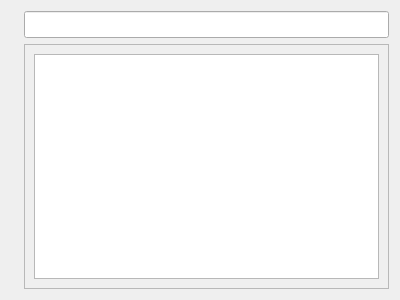
Above: cepisodedetails.ui from birkeh/qtMultimediaDB before the change. Below: the same form after it.
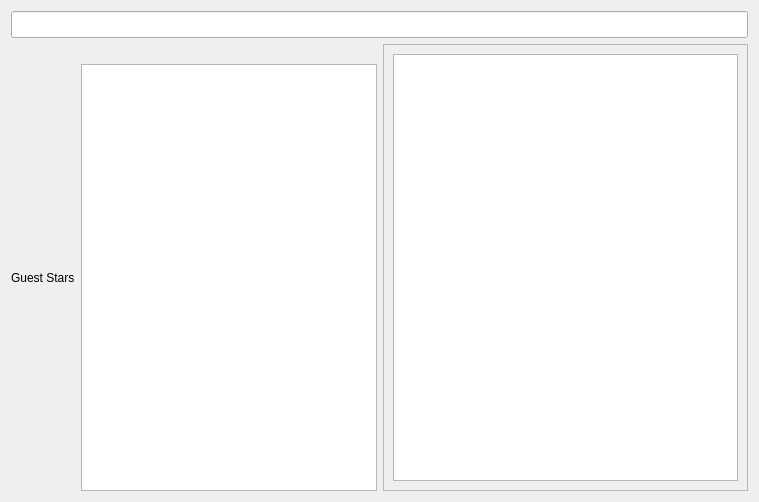
That is the form after the change. Custom widgets are drawn as their Qt base class.

The edit to the form file:
```diff
--- a/cepisodedetails.ui
+++ b/cepisodedetails.ui
@@ -6,8 +6,8 @@
    <rect>
     <x>0</x>
     <y>0</y>
-    <width>400</width>
-    <height>300</height>
+    <width>759</width>
+    <height>502</height>
    </rect>
   </property>
   <property name="windowTitle">
@@ -15,29 +15,67 @@
   </property>
   <layout class="QGridLayout" name="gridLayout">
    <item row="0" column="0">
-    <layout class="QHBoxLayout" name="horizontalLayout">
+    <layout class="QVBoxLayout" name="verticalLayout_2">
      <item>
-      <widget class="QLabel" name="m_lpEpisodeThumb">
-       <property name="text">
-        <string/>
+      <widget class="QLineEdit" name="m_lpEpisodeTitle">
+       <property name="font">
+        <font>
+         <pointsize>12</pointsize>
+         <weight>75</weight>
+         <bold>true</bold>
+        </font>
+       </property>
+       <property name="readOnly">
+        <bool>true</bool>
        </property>
       </widget>
      </item>
      <item>
-      <layout class="QVBoxLayout" name="verticalLayout">
+      <layout class="QHBoxLayout" name="horizontalLayout_2">
        <item>
-        <widget class="QLineEdit" name="m_lpEpisodeTitle">
-         <property name="font">
-          <font>
-           <pointsize>12</pointsize>
-           <weight>75</weight>
-           <bold>true</bold>
-          </font>
-         </property>
-         <property name="readOnly">
-          <bool>true</bool>
-         </property>
-        </widget>
+        <layout class="QVBoxLayout" name="verticalLayout">
+         <item>
+          <widget class="QLabel" name="m_lpEpisodeThumb">
+           <property name="text">
+            <string/>
+           </property>
+           <property name="alignment">
+            <set>Qt::AlignCenter</set>
+           </property>
+          </widget>
+         </item>
+         <item>
+          <layout class="QHBoxLayout" name="horizontalLayout">
+           <item>
+            <widget class="cVerticalLabel" name="label_2">
+             <property name="text">
+              <string>Guest Stars</string>
+             </property>
+            </widget>
+           </item>
+           <item>
+            <widget class="QTreeWidget" name="m_lpDetailsActors">
+             <property name="columnCount">
+              <number>2</number>
+             </property>
+             <attribute name="headerVisible">
+              <bool>false</bool>
+             </attribute>
+             <column>
+              <property name="text">
+               <string notr="true">1</string>
+              </property>
+             </column>
+             <column>
+              <property name="text">
+               <string notr="true">2</string>
+              </property>
+             </column>
+            </widget>
+           </item>
+          </layout>
+         </item>
+        </layout>
        </item>
        <item>
         <widget class="QScrollArea" name="m_lpScrollArea">
@@ -49,8 +87,8 @@
            <rect>
             <x>0</x>
             <y>0</y>
-            <width>365</width>
-            <height>245</height>
+            <width>363</width>
+            <height>447</height>
            </rect>
           </property>
           <layout class="QGridLayout" name="gridLayout_2">
@@ -71,6 +109,13 @@
    </item>
   </layout>
  </widget>
+ <customwidgets>
+  <customwidget>
+   <class>cVerticalLabel</class>
+   <extends>QLabel</extends>
+   <header>cverticallabel.h</header>
+  </customwidget>
+ </customwidgets>
  <resources/>
  <connections/>
 </ui>
```
